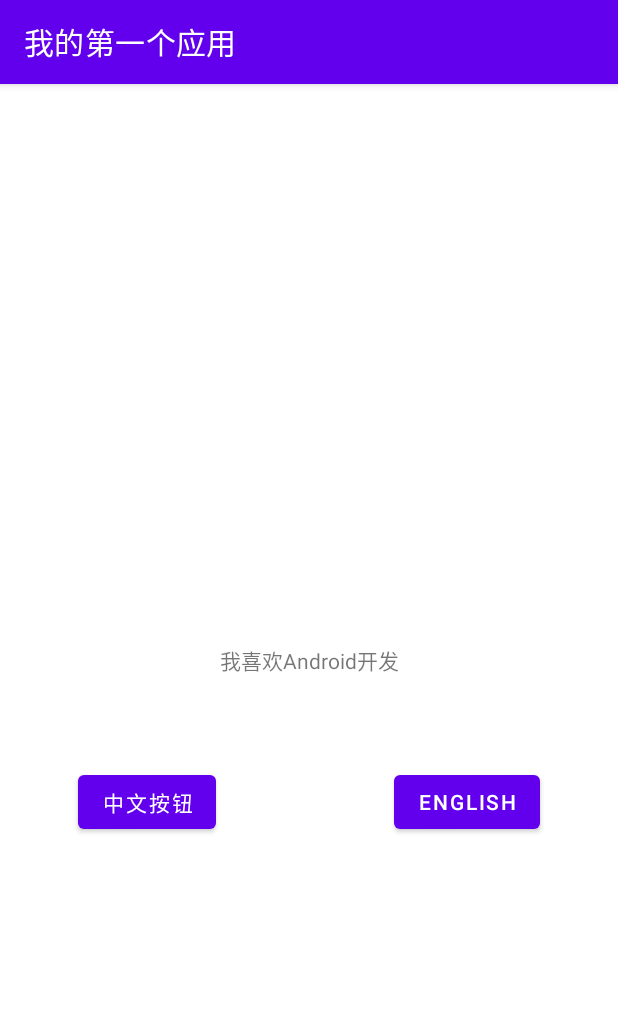
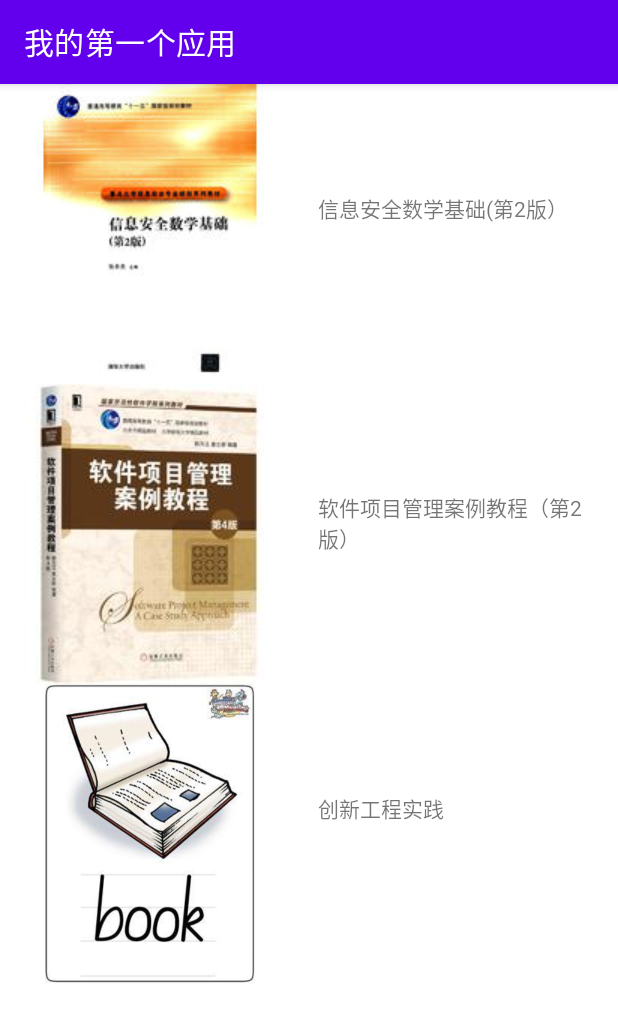
Before and after one commit to bubble486/MyFirstApplication, an Android app: the screen it shows after launch (MainActivity before the commit, BookListMainActivity after it), on a phone screen of 412 x 824 dp. Shown: the top 1022 px of the screen. Run offline under Robolectric (Android 15) with nearby library versions, the phone set to English and light mode, and no system bars.

Commit message:
添加书和书名，没有添加菜单功能

```diff
--- a/app/src/main/AndroidManifest.xml
+++ b/app/src/main/AndroidManifest.xml
@@ -14,7 +14,7 @@
         android:theme="@style/Theme.MyFirstApplication"
         tools:targetApi="31">
         <activity
-            android:name=".MainActivity"
+            android:name=".BookListMainActivity"
             android:exported="true">
             <intent-filter>
                 <action android:name="android.intent.action.MAIN" />
--- /dev/null
+++ b/app/src/main/java/com/jnu/student/BookListMainActivity.java
@@ -0,0 +1,168 @@
+package com.jnu.student;
+
+import androidx.annotation.NonNull;
+import androidx.appcompat.app.AppCompatActivity;
+import androidx.recyclerview.widget.LinearLayoutManager;
+import androidx.recyclerview.widget.RecyclerView;
+import android.os.Bundle;
+import android.view.LayoutInflater;
+import android.view.View;
+import android.view.ViewGroup;
+import android.widget.ImageView;
+import android.widget.TextView;
+
+import java.util.ArrayList;
+
+public class BookListMainActivity extends AppCompatActivity {
+
+//    private TextView textViewHello;
+//    private TextView textViewWorld;
+    static class Book{
+        private final String title;
+//        private final String coverResource;
+
+        Book(String title){
+            this.title = title;
+//            this.coverResource = coverResource;
+        }
+    }
+
+    @Override
+    protected void onCreate(Bundle savedInstanceState) {
+        super.onCreate(savedInstanceState);
+        setContentView(R.layout.activity_main);
+
+        ArrayList<Book> mainBookSet;
+
+        //找到recyclerView对象
+        RecyclerView recyclerViewMain=findViewById(R.id.recycleview_main);
+        LinearLayoutManager linearLayoutManager = new LinearLayoutManager(this);
+        linearLayoutManager.setOrientation(LinearLayoutManager.VERTICAL);
+//        RecyclerView 中的列表项由 LayoutManager 类负责排列
+        recyclerViewMain.setLayoutManager(linearLayoutManager);
+
+        Book book1 = new Book("信息安全数学基础(第2版）");
+        Book book2 = new Book("软件项目管理案例教程（第2版）");
+        Book book3 = new Book("创新工程实践");
+        mainBookSet = new ArrayList<>();
+        mainBookSet.add(book1);
+        mainBookSet.add(book2);
+        mainBookSet.add(book3);
+
+
+//      传递数据并创建Adapter对象，并绑定到RecycleView
+        MainRecycleViewAdapter mainRecycleViewAdapter = new MainRecycleViewAdapter(mainBookSet);
+        recyclerViewMain.setAdapter(mainRecycleViewAdapter);
+
+////        通过id找到TextView
+//        textViewHello = this.findViewById(R.id.text_view_hello);
+//        textViewWorld = this.findViewById(R.id.text_view_world);
+//        Button buttonExchange = this.findViewById(R.id.button_exchange);
+//
+////        String stringHelloWorld = this.getResources().getText(R.string.string_hello).toString();
+////        textViewHello.setText(stringHelloWorld);
+//
+//        buttonExchange.setOnClickListener(new View.OnClickListener() {
+////            匿名类只用一次不想取名字，父类是View.OnClickListener
+//            @Override
+//            public void onClick(View view) {
+//                Log.i("test","hello");
+////                textViewHello.setText(getText(R.string.string_chinese).toString());
+//            }
+//        });
+//        ClickListener listener = new ClickListener();
+//        buttonExchange.setOnClickListener(listener);
+////        buttonEnglish.setOnClickListener(listener);
+    }
+
+    public static class MainRecycleViewAdapter extends RecyclerView.Adapter<MainRecycleViewAdapter.ViewHolder> {
+
+        private final ArrayList<Book> localDataSet;
+
+        /**
+         * Provide a reference to the type of views that you are using
+         * (custom ViewHolder).
+         */
+        public static class ViewHolder extends RecyclerView.ViewHolder {
+            private final TextView textView;
+            private final ImageView imageViewImage;
+
+            public ViewHolder(View view) {
+                super(view);
+                // Define click listener for the ViewHolder's View
+                imageViewImage = view.findViewById(R.id.image_view_book_cover);
+                textView = (TextView) view.findViewById(R.id.text_view_book_title);
+            }
+
+            public TextView getTextView() {
+                return textView;
+            }
+            public ImageView getImageViewImage() { return imageViewImage; }
+        }
+
+        /**
+         * Initialize the dataset of the Adapter.
+         *
+         * @param dataSet String[] containing the data to populate views to be used
+         * by RecyclerView.
+         */
+        public MainRecycleViewAdapter(ArrayList<Book> dataSet) {
+            localDataSet = dataSet;
+        }
+
+        // Create new views (invoked by the layout manager)
+        @NonNull
+        @Override
+        public ViewHolder onCreateViewHolder(ViewGroup viewGroup, int viewType) {
+            // Create a new view, which defines the UI of the list item
+            View view = LayoutInflater.from(viewGroup.getContext())
+                    .inflate(R.layout.item_main, viewGroup, false);
+
+            return new ViewHolder(view);
+        }
+
+        // Replace the contents of a view (invoked by the layout manager)
+        @Override
+        public void onBindViewHolder(ViewHolder viewHolder, final int position) {
+
+            // Get element from your dataset at this position and replace the
+            // contents of the view with that element
+//            viewHolder.getTextView().setText(localDataSet.get(position));
+            viewHolder.getTextView().setText(localDataSet.get(position).title);
+            if(position==0)
+                viewHolder.getImageViewImage().setImageResource( R.drawable.book_1 );
+            if (position==1)
+                viewHolder.getImageViewImage().setImageResource( R.drawable.book_2 );
+            if (position==2)
+                viewHolder.getImageViewImage().setImageResource( R.drawable.book_no_name );
+
+        }
+
+        // Return the size of your dataset (invoked by the layout manager)
+        @Override
+        public int getItemCount() {
+            return localDataSet.size();
+        }
+    }
+
+
+
+//    private class ClickListener implements View.OnClickListener {
+//        @Override
+//        public void onClick(View clickedButtonView) {
+////            安卓对于按钮的大小写有自己的处理
+////            textViewHello.setText(((Button)clickedButtonView).getText());
+////            Log.v("test",((Button)clickedButtonView).getText().toString());
+////            按动两个按钮之后可以获取按钮上面的文字
+////            if(clickedButtonView== buttonExchange){
+////                textViewHello.setText(R.string.string_chinese);
+////            }
+////            else if(clickedButtonView==buttonEnglish){
+////                textViewHelloWorld.setText(R.string.string_english);
+////            }
+//            String temp = textViewHello.getText().toString();
+//            textViewHello.setText(textViewWorld.getText().toString());
+//            textViewWorld.setText(temp);
+//        }
+//    }
+}
--- a/app/src/main/java/com/jnu/student/MainActivity.java
+++ /dev/null
@@ -1,49 +0,0 @@
-package com.jnu.student;
-
-import androidx.appcompat.app.AppCompatActivity;
-
-import android.os.Bundle;
-import android.util.Log;
-import android.view.View;
-import android.widget.Button;
-import android.widget.TextView;
-
-public class MainActivity extends AppCompatActivity {
-
-    private TextView textViewHelloWorld;
-    private Button buttonChinese;
-    private Button buttonEnglish;
-
-    @Override
-    protected void onCreate(Bundle savedInstanceState) {
-        super.onCreate(savedInstanceState);
-        setContentView(R.layout.activity_main);
-//        通过id找到TextView
-        textViewHelloWorld= this.findViewById(R.id.text_view_hello_world);
-        buttonChinese=this.findViewById(R.id.button_chinese);
-        buttonEnglish=this.findViewById(R.id.button_english);
-
-        String strHelloWorld = textViewHelloWorld.getText().toString();
-        Log.i("MainActivity",strHelloWorld);
-        textViewHelloWorld.setText(R.string.hello_android);
-        String stringHelloWorld = this.getResources().getText(R.string.string_hello_world).toString();
-        textViewHelloWorld.setText(stringHelloWorld);
-
-        buttonChinese.setOnClickListener(new View.OnClickListener() {
-//            匿名类只用一次不想取名字，父类是View.OnClickListener
-            @Override
-            public void onClick(View view) {
-                textViewHelloWorld.setText(R.string.string_chinese);
-            }
-        });
-
-        buttonEnglish.setOnClickListener(new EnglishClickListener());
-    }
-
-    private class EnglishClickListener implements View.OnClickListener {
-        @Override
-        public void onClick(View view) {
-            textViewHelloWorld.setText(R.string.string_english);
-        }
-    }
-}
--- a/app/src/main/res/layout/activity_main.xml
+++ b/app/src/main/res/layout/activity_main.xml
@@ -4,35 +4,12 @@
     xmlns:tools="http://schemas.android.com/tools"
     android:layout_width="match_parent"
     android:layout_height="match_parent"
-    tools:context=".MainActivity">
+    tools:context=".BookListMainActivity">
 
-    <TextView
-        android:id="@+id/text_view_hello_world"
-        android:layout_width="wrap_content"
-        android:layout_height="wrap_content"
-        android:text="@string/string_hello_world"
-        app:layout_constraintBottom_toBottomOf="parent"
-        app:layout_constraintEnd_toEndOf="parent"
-        app:layout_constraintStart_toStartOf="parent"
-        app:layout_constraintTop_toTopOf="parent" />
-
-    <Button
-        android:id="@+id/button_chinese"
-        android:layout_width="wrap_content"
-        android:layout_height="wrap_content"
-        android:layout_marginStart="52dp"
-        android:layout_marginTop="60dp"
-        android:text="@string/string_chinese"
-        app:layout_constraintStart_toStartOf="parent"
-        app:layout_constraintTop_toBottomOf="@+id/text_view_hello_world" />
-
-    <Button
-        android:id="@+id/button_english"
-        android:layout_width="wrap_content"
-        android:layout_height="wrap_content"
-        android:layout_marginEnd="52dp"
-        android:text="@string/string_english"
-        app:layout_constraintEnd_toEndOf="parent"
-        app:layout_constraintTop_toTopOf="@+id/button_chinese" />
-
+    <androidx.recyclerview.widget.RecyclerView
+        android:id="@+id/recycleview_main"
+        android:layout_width="match_parent"
+        android:layout_height="match_parent"
+        tools:layout_editor_absoluteX="1dp"
+        tools:layout_editor_absoluteY="1dp" />
 </androidx.constraintlayout.widget.ConstraintLayout>
--- /dev/null
+++ b/app/src/main/res/layout/item_main.xml
@@ -0,0 +1,23 @@
+<?xml version="1.0" encoding="utf-8"?>
+<FrameLayout xmlns:android="http://schemas.android.com/apk/res/android"
+    xmlns:tools="http://schemas.android.com/tools"
+    android:layout_width="match_parent"
+    android:layout_height="wrap_content"
+    android:visibility="visible"
+    tools:visibility="visible">
+
+    <ImageView
+        android:id="@+id/image_view_book_cover"
+        android:layout_width="200dp"
+        android:layout_height="200dp"
+        android:layout_gravity="center_vertical"></ImageView>
+
+    <TextView
+        android:id="@+id/text_view_book_title"
+        android:layout_width="200dp"
+        android:layout_height="55dp"
+        android:layout_gravity="right|center_horizontal|center_vertical"
+        android:visibility="visible"
+        tools:visibility="visible"></TextView>
+
+</FrameLayout>
--- a/app/src/main/res/values/strings.xml
+++ b/app/src/main/res/values/strings.xml
@@ -1,8 +1,7 @@
 <resources>
     <string name="app_name">MyFirstApplication</string>
     <string name="app_name1">我的第一个应用</string>
-    <string name="string_hello_world">我喜欢Android开发</string>
-    <string name="hello_android">你好Android</string>
-    <string name="string_chinese">中文按钮</string>
-    <string name="string_english">English</string>
+    <string name="string_hello">hello</string>
+    <string name="string_chinese">change text</string>
+    <string name="string_world">world</string>
 </resources>
```
Also changed, not shown: app/src/main/res/drawable/book_1.jpg (added), app/src/main/res/drawable/book_2.jpg (added), app/src/main/res/drawable/book_no_name.jpg (added).
